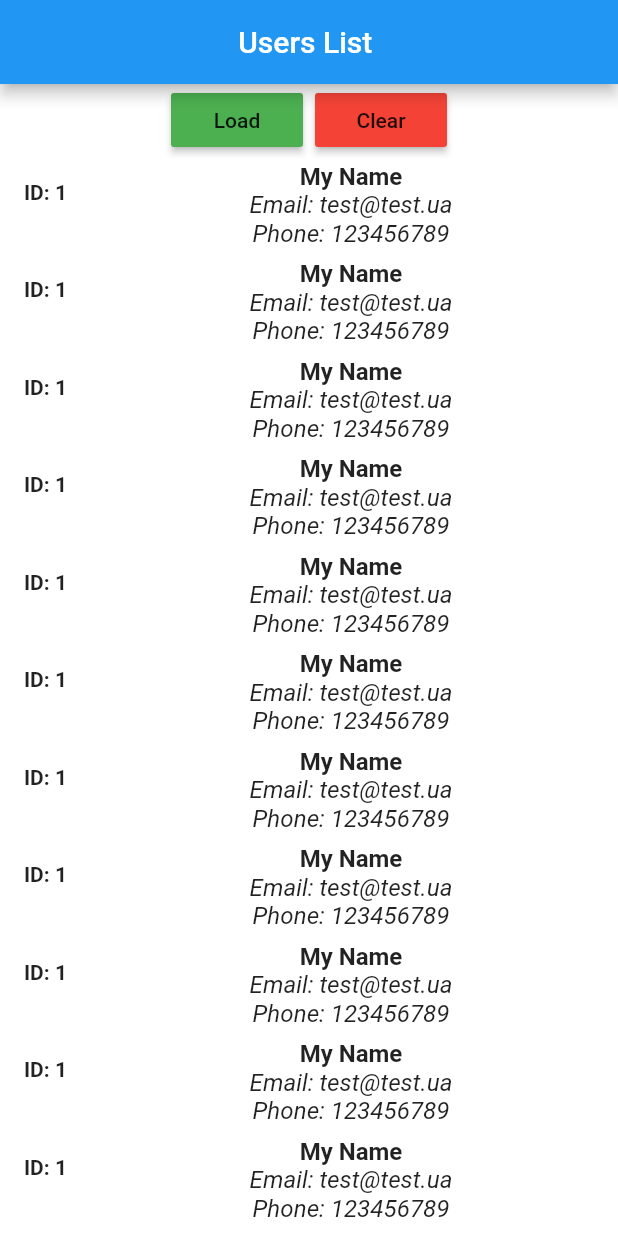
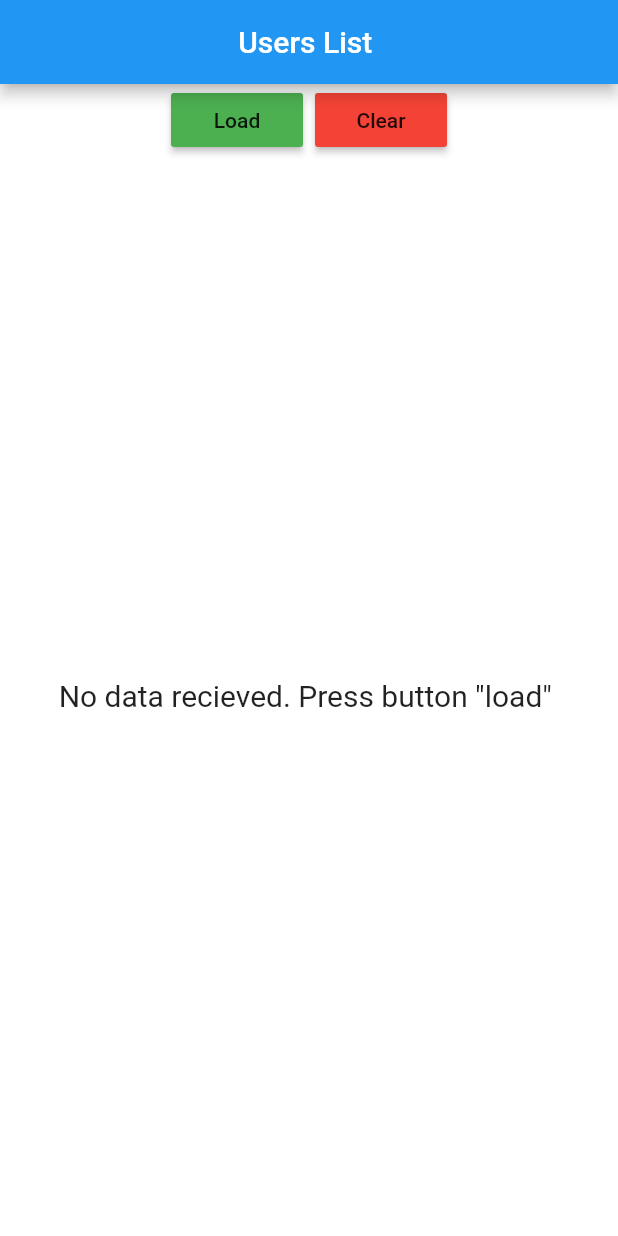
Before and after one commit to Richaa2/Rich_rep, a Flutter app: the screen it shows after launch, on a phone screen of 412 x 824 dp. Run offline on Flutter 3.47's test engine with Material 2 defaults, Android fonts, the phone set to English and light mode, and no system bars; our stand-ins replace bloc, flutter_bloc.

Commit message:
_bloc with json

```diff
--- a/Bloc/bloc_network_example/lib/bloc/user_bloc.dart
+++ b/Bloc/bloc_network_example/lib/bloc/user_bloc.dart
@@ -1,3 +1,23 @@
 import 'package:bloc/bloc.dart';
 
-class UserBloc extends Bloc {}
+import 'package:bloc_network_example/bloc/user_event.dart';
+import 'package:bloc_network_example/bloc/user_state.dart';
+
+import 'package:bloc_network_example/services/user_repository.dart';
+
+class UserBloc extends Bloc<UserEvent, UserState> {
+  final UsersRepository usersRepository;
+
+  UserBloc(this.usersRepository) : super(UserEmptyState()) {
+    on<UserLoadEvent>((event, emit) async {
+      try {
+        final _loadedUserList = await usersRepository.GetAllusers();
+        emit(UserLoadedState(loadedUser: _loadedUserList));
+      } catch (_) {
+        UserErrorState(_);
+      }
+    });
+
+    on<UserClearEvent>((event, emit) => emit(UserEmptyState()));
+  }
+}
--- a/Bloc/bloc_network_example/lib/bloc/user_state.dart
+++ b/Bloc/bloc_network_example/lib/bloc/user_state.dart
@@ -9,4 +9,6 @@ class UserLoadedState extends UserState {
   UserLoadedState({required this.loadedUser}) : assert(loadedUser != null);
 }
 
-class UserErrorState extends UserState {}
+class UserErrorState extends UserState {
+  UserErrorState(Object object);
+}
--- a/Bloc/bloc_network_example/lib/main.dart
+++ b/Bloc/bloc_network_example/lib/main.dart
@@ -6,8 +6,6 @@ void main() {
 }
 
 class MyApp extends StatelessWidget {
-  MyApp({Key? key}) : super(key: key);
-
   @override
   Widget build(BuildContext context) {
     return MaterialApp(
--- a/Bloc/bloc_network_example/lib/models/user.dart
+++ b/Bloc/bloc_network_example/lib/models/user.dart
@@ -0,0 +1,20 @@
+class User {
+  int id;
+  String name;
+  String email;
+  String phone;
+
+  User(
+      {required this.id,
+      required this.name,
+      required this.email,
+      required this.phone});
+
+  factory User.fromJson(Map<String, dynamic> json) {
+    return User(
+        id: json['id'],
+        name: json['name'],
+        email: json['email'],
+        phone: json['phone']);
+  }
+}
--- a/Bloc/bloc_network_example/lib/pages/home_page.dart
+++ b/Bloc/bloc_network_example/lib/pages/home_page.dart
@@ -1,13 +1,18 @@
+import 'package:bloc_network_example/bloc/user_bloc.dart';
+import 'package:bloc_network_example/services/user_repository.dart';
 import 'package:bloc_network_example/widgets/action_buttons.dart';
 import 'package:bloc_network_example/widgets/user_list.dart';
 import 'package:flutter/material.dart';
+import 'package:flutter_bloc/flutter_bloc.dart';
 
 class HomePage extends StatelessWidget {
-  HomePage({Key? key}) : super(key: key);
+  final usersRepository = UsersRepository();
 
   @override
   Widget build(BuildContext context) {
-    return Scaffold(
+    return BlocProvider<UserBloc>(
+      create: (context) => UserBloc(usersRepository),
+      child: Scaffold(
         backgroundColor: Colors.white,
         appBar: AppBar(
           title: Text('Users List '),
@@ -20,6 +25,7 @@ class HomePage extends StatelessWidget {
             Expanded(child: UserList()),
           ],
         ),
+      ),
     );
   }
 }
--- a/Bloc/bloc_network_example/lib/services/user_repository.dart
+++ b/Bloc/bloc_network_example/lib/services/user_repository.dart
@@ -1,7 +1,7 @@
 import 'package:bloc_network_example/models/user.dart';
 import 'package:bloc_network_example/services/user_api_provider.dart';
 
-class UserRepository {
+class UsersRepository {
   UserProvider _usersProvider = UserProvider();
   Future<List<User>> GetAllusers() => _usersProvider.getUser();
 }
--- a/Bloc/bloc_network_example/lib/widgets/user_list.dart
+++ b/Bloc/bloc_network_example/lib/widgets/user_list.dart
@@ -1,33 +1,53 @@
+import 'package:bloc_network_example/bloc/user_bloc.dart';
+import 'package:bloc_network_example/bloc/user_state.dart';
 import 'package:flutter/material.dart';
+import 'package:flutter_bloc/flutter_bloc.dart';
 
 class UserList extends StatelessWidget {
   UserList({Key? key}) : super(key: key);
 
   @override
   Widget build(BuildContext context) {
+    return BlocBuilder<UserBloc, UserState>(builder: (context, state) {
+      if (state is UserEmptyState) {
+        return Center(
+          child: Text(
+            'No data recieved. Press button "load" ',
+            style: TextStyle(fontSize: 20),
+          ),
+        );
+      }
+      if (state is UserLoadingState) {
+        return Center(
+          child: CircularProgressIndicator(),
+        );
+      }
+
+      if (state is UserLoadedState) {
         return ListView.builder(
-        itemCount: 20,
+          itemCount: state.loadedUser.length,
           itemBuilder: (context, index) => Container(
+            color: index % 2 == 0 ? Colors.white : Colors.blue[50],
             child: ListTile(
               leading: Text(
-                  'ID: 1',
+                'ID: ${state.loadedUser[index].id}',
                 style: TextStyle(fontWeight: FontWeight.bold),
               ),
               title: Column(
                 children: [
                   Text(
-                      'My Name',
+                    '${state.loadedUser[index].name}',
                     style: TextStyle(fontWeight: FontWeight.bold),
                   ),
                   Column(
                     crossAxisAlignment: CrossAxisAlignment.center,
                     children: [
                       Text(
-                          'Email: test@test.ua',
+                        'Email: ${state.loadedUser[index].email}',
                         style: TextStyle(fontStyle: FontStyle.italic),
                       ),
                       Text(
-                          'Phone: 123456789',
+                        'Phone: ${state.loadedUser[index].phone}',
                         style: TextStyle(fontStyle: FontStyle.italic),
                       ),
                     ],
@@ -35,6 +55,18 @@ class UserList extends StatelessWidget {
                 ],
               ),
             ),
-            ));
+          ),
+        );
+      }
+      if (state is UserErrorState) {
+        return Center(
+          child: Text(
+            'Error fetching users',
+            style: TextStyle(fontSize: 20),
+          ),
+        );
+      }
+      return CircularProgressIndicator();
+    });
   }
 }
--- a/Bloc/bloc_network_example/pubspec.yaml
+++ b/Bloc/bloc_network_example/pubspec.yaml
@@ -35,7 +35,7 @@ dependencies:
   # Use with the CupertinoIcons class for iOS style icons.
   cupertino_icons: ^1.0.2
   http: ^0.13.4
-  bloc: ^8.0.3
+  flutter_bloc: ^8.0.1
 
 dev_dependencies:
   flutter_test:
```
Also changed, not shown: Bloc/bloc_network_example/lib/widgets/action_buttons.dart (+10 -2 lines), Bloc/bloc_network_example/pubspec.lock. Lines whose indentation alone changed are shown as unchanged.
